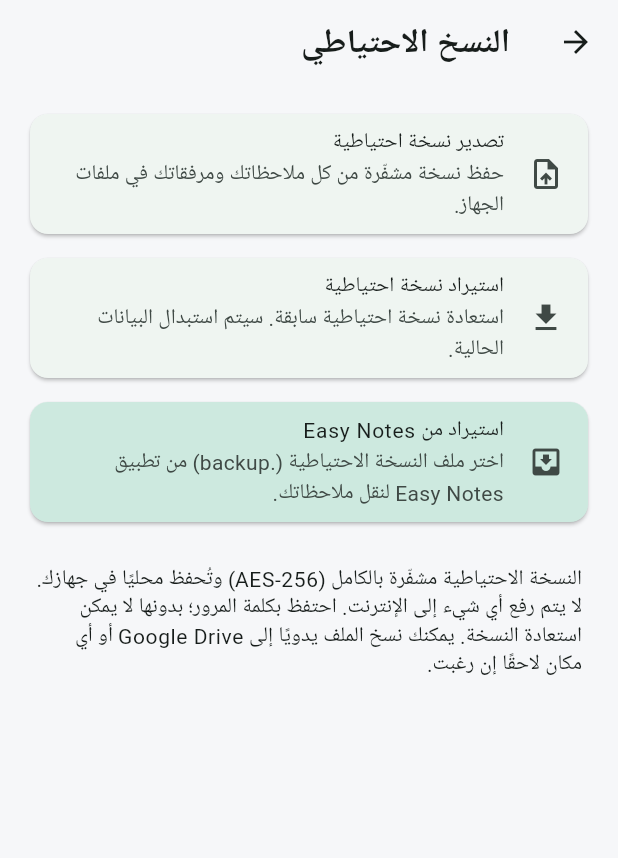
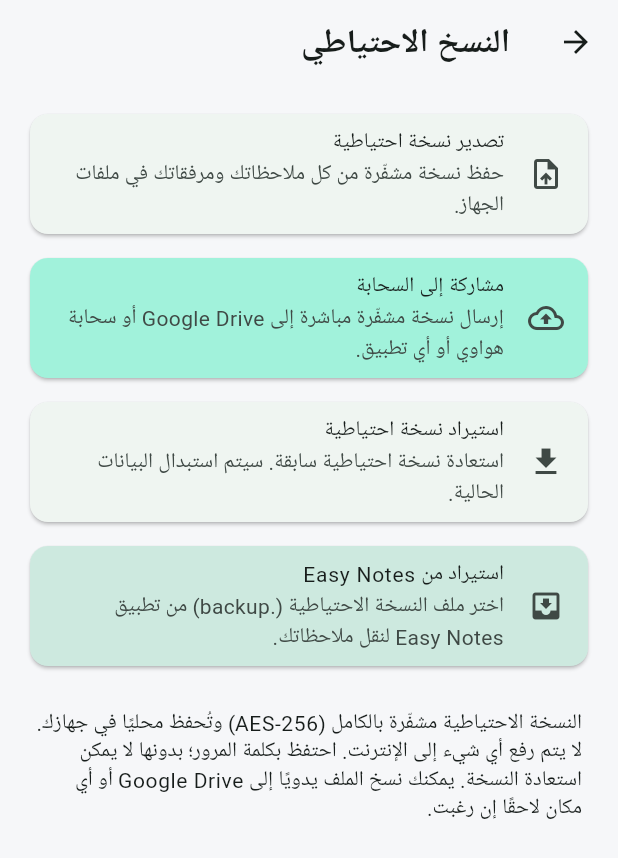
Before and after one commit to alaoufi/alaoufi_notes, a Flutter app: the BackupScreen screen opened directly, on a phone screen of 412 x 824 dp. Shown: the top 858 px of the screen. Run offline on Flutter 3.47's test engine with Material 3 defaults, Android fonts, the phone set to English and light mode, and no system bars; our stand-ins replace audioplayers, file_picker, flutter_local_notifications, flutter_secure_storage, flutter_timezone, hijri and 9 more; missing offline and left inert: encrypt, flutter_quill, home_widget, record; accounts and stored records are empty; Roboto replaces fonts that are missing (Cairo).

Commit message:
Backup: one-tap share encrypted backup to any cloud (Drive/Huawei/etc.)
Add 'مشاركة إلى السحابة' that builds the AES-256 encrypted backup and shares it
via the system share sheet, so it can go straight to Google Drive, Huawei
cloud, Telegram, email, etc. — works on Huawei (no GMS needed). Restore still
imports from any file. Extracted _buildEncrypted helper.

```diff
--- a/mudhakkarati/lib/features/backup/backup_screen.dart
+++ b/mudhakkarati/lib/features/backup/backup_screen.dart
@@ -100,6 +100,15 @@ class _BackupScreenState extends State<BackupScreen> {
     }
   }
 
+  Future<void> _shareToCloud() async {
+    final pwd = await _askPassword('مشاركة إلى السحابة');
+    if (pwd == null || pwd.isEmpty) return;
+    setState(() => _busy = true);
+    final result = await BackupService.instance.shareBackupToCloud(pwd);
+    setState(() => _busy = false);
+    _toast(result.message);
+  }
+
   Future<void> _importEasyNotes() async {
     final provider = context.read<NotesProvider>();
 
@@ -152,6 +161,17 @@ class _BackupScreenState extends State<BackupScreen> {
               ),
               const SizedBox(height: 8),
               Card(
+                color: Theme.of(context).colorScheme.primaryContainer,
+                child: ListTile(
+                  leading: const Icon(Icons.cloud_upload_outlined),
+                  title: const Text('مشاركة إلى السحابة'),
+                  subtitle: const Text(
+                      'إرسال نسخة مشفّرة مباشرة إلى Google Drive أو سحابة هواوي أو أي تطبيق.'),
+                  onTap: _busy ? null : _shareToCloud,
+                ),
+              ),
+              const SizedBox(height: 8),
+              Card(
                 child: ListTile(
                   leading: const Icon(Icons.download),
                   title: Text(s.t('import_backup')),
```
Also changed, not shown: mudhakkarati/lib/services/backup_service.dart (+48 -0 lines).
